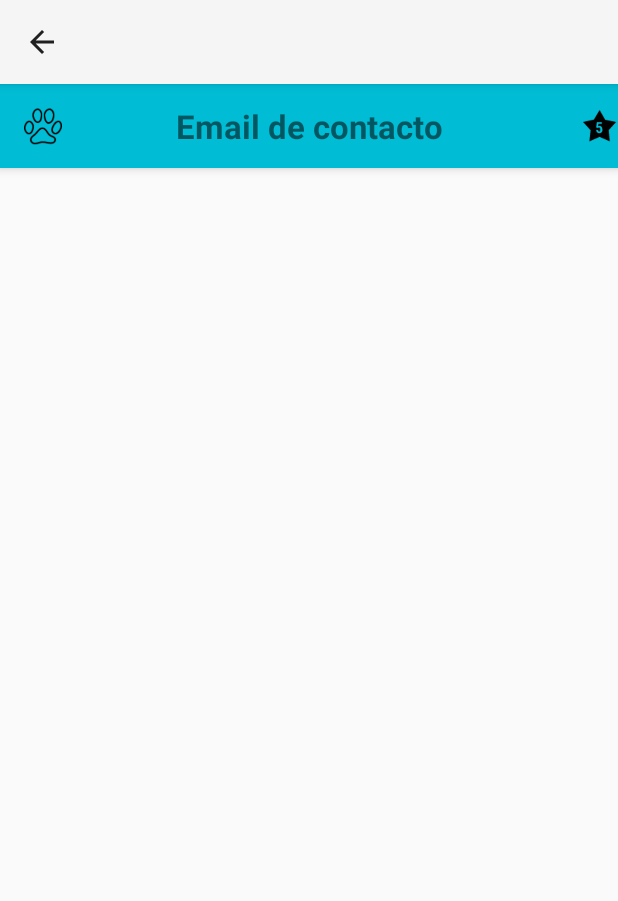
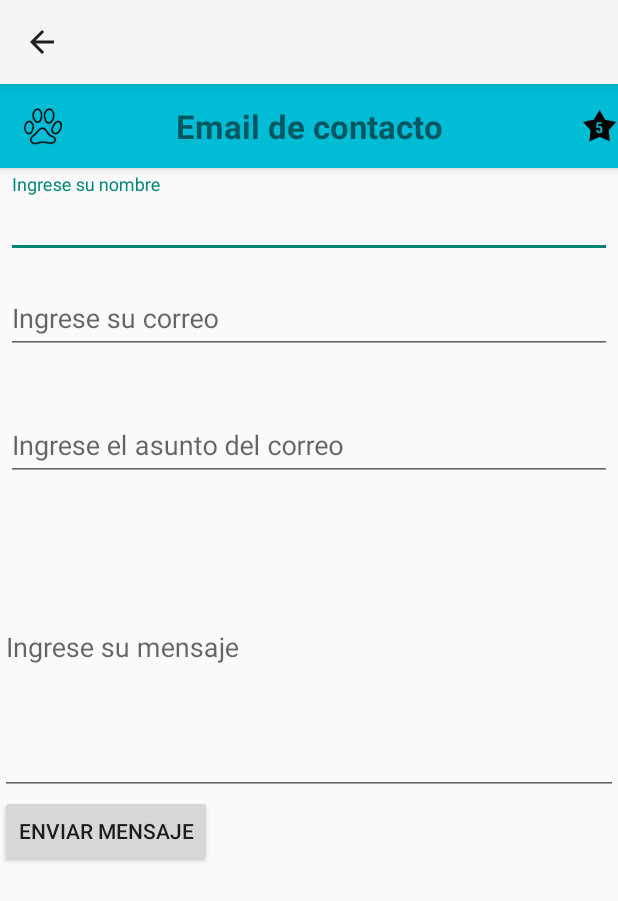
Before and after one commit to VictorMoraB/Petagram, an Android app: the ContactarActivity screen opened directly, with no data from a screen before it, on a phone screen of 412 x 824 dp. Shown: the top 901 px of the screen. Run offline under Robolectric (Android 15) with nearby library versions, the phone set to English and light mode, and no system bars; libraries missing offline, so code that uses them is left out: javax.mail; 1 statement that could not run was skipped.

Commit message:
Layout enviar correo implementado

```diff
--- a/app/build.gradle
+++ b/app/build.gradle
@@ -45,5 +45,6 @@ dependencies {
     compile 'com.android.support.constraint:constraint-layout:1.0.1'
     compile 'com.android.support:cardview-v7:25.3.1'
     compile 'com.android.support:recyclerview-v7:25.3.1'
+    compile 'com.android.support:design:25.3.1'
     testCompile 'junit:junit:4.12'
 }
--- a/app/src/main/java/com/mora/victor/petagram/ContactarActivity.java
+++ b/app/src/main/java/com/mora/victor/petagram/ContactarActivity.java
@@ -1,6 +1,7 @@
 package com.mora.victor.petagram;
 
 import android.os.AsyncTask;
+import android.support.design.widget.TextInputEditText;
 import android.support.v7.app.AppCompatActivity;
 import android.os.Bundle;
 import android.support.v7.widget.Toolbar;
@@ -16,6 +17,10 @@ public class ContactarActivity extends AppCompatActivity implements View.OnClick
 
     private Toolbar myActionbar;
     private TextView tituloActionBar;
+    private TextInputEditText tiNombre;
+    private TextInputEditText tiCorreo;
+    private TextInputEditText tiAsunto;
+    private TextInputEditText tiMensaje;
     private Button btnSendEmail;
 
     @Override
@@ -32,6 +37,11 @@ public class ContactarActivity extends AppCompatActivity implements View.OnClick
         tituloActionBar.setText(getString(R.string.titulo_actionBar_contacto));
         //habiliatar la navegacion de regreso al padre
         getSupportActionBar().setDisplayHomeAsUpEnabled(true);
+
+        tiNombre = (TextInputEditText)findViewById(R.id.txtNombreContactar);
+        tiCorreo = (TextInputEditText)findViewById(R.id.txtCorreoContactar);
+        tiAsunto = (TextInputEditText)findViewById(R.id.txtAsuntoContactar);
+        tiMensaje = (TextInputEditText)findViewById(R.id.txtMensajeContactar);
 
         btnSendEmail = (Button) findViewById(R.id.btnSendEmail);
         btnSendEmail.setOnClickListener(this);
--- a/app/src/main/res/layout/activity_bio_desarrolador.xml
+++ b/app/src/main/res/layout/activity_bio_desarrolador.xml
@@ -59,7 +59,7 @@
                 android:id="@+id/ivContactoEmail"
                 android:layout_width="@dimen/icons_size"
                 android:layout_height="@dimen/icons_size"
-                android:src="@mipmap/ic_action_mail"
+                android:src="@drawable/ic_action_mail"
                 android:layout_gravity="center_vertical"
                 android:layout_weight="1"/>
             <ImageView
--- a/app/src/main/res/layout/activity_contactar.xml
+++ b/app/src/main/res/layout/activity_contactar.xml
@@ -11,11 +11,97 @@
         android:id="@+id/miActionBarContactar"
         layout="@layout/actionbar">
     </include>
+<LinearLayout
+    android:layout_width="match_parent"
+    android:layout_height="match_parent"
+    android:layout_below="@id/miActionBarContactar"
+    android:orientation="vertical">
+
+    <!--Sección nombre de la persona realizando el contacto-->
+    <android.support.design.widget.TextInputLayout
+        android:layout_width="match_parent"
+        android:layout_height="wrap_content"
+        app:hintAnimationEnabled="true"
+        android:padding="@dimen/padding_contactar">
+
+        <android.support.design.widget.TextInputEditText
+            android:id="@+id/txtNombreContactar"
+            android:layout_width="match_parent"
+            android:layout_height="wrap_content"
+            android:hint="@string/txtNombreContactar"
+            android:lines="1"
+            android:maxLines="1"
+            >
+
+        </android.support.design.widget.TextInputEditText>
+
+    </android.support.design.widget.TextInputLayout>
+
+    <!--Sección correo al cual contactar-->
+    <android.support.design.widget.TextInputLayout
+        android:layout_width="match_parent"
+        android:layout_height="wrap_content"
+        app:hintAnimationEnabled="true"
+        android:padding="@dimen/padding_contactar"
+        app:errorEnabled="true"
+        >
+
+        <android.support.design.widget.TextInputEditText
+            android:id="@+id/txtCorreoContactar"
+            android:layout_width="match_parent"
+            android:layout_height="wrap_content"
+            android:hint="@string/txtCorreoContactar"
+            android:lines="1"
+            android:inputType="textEmailAddress"
+            >
+
+        </android.support.design.widget.TextInputEditText>
+
+    </android.support.design.widget.TextInputLayout>
+
+    <!--Sección para el asunto del correo-->
+    <android.support.design.widget.TextInputLayout
+        android:layout_width="match_parent"
+        android:layout_height="wrap_content"
+        app:hintAnimationEnabled="true"
+        android:padding="@dimen/padding_contactar">
+
+        <android.support.design.widget.TextInputEditText
+            android:id="@+id/txtAsuntoContactar"
+            android:layout_width="match_parent"
+            android:layout_height="wrap_content"
+            android:hint="@string/txtAsuntoCorreo"
+            android:lines="1">
+
+        </android.support.design.widget.TextInputEditText>
+
+    </android.support.design.widget.TextInputLayout>
+
+    <!--Sección para el cuerpo del mensaje-->
+    <android.support.design.widget.TextInputLayout
+        android:layout_width="match_parent"
+        android:layout_height="wrap_content"
+        app:hintAnimationEnabled="true">
+
+        <android.support.design.widget.TextInputEditText
+            android:id="@+id/txtMensajeContactar"
+            android:layout_width="match_parent"
+            android:layout_height="wrap_content"
+            android:hint="@string/txtMensajeCorreo"
+            android:lines="8">
+
+        </android.support.design.widget.TextInputEditText>
+
+    </android.support.design.widget.TextInputLayout>
 
     <Button
         android:id="@+id/btnSendEmail"
         android:layout_width="wrap_content"
         android:layout_height="wrap_content"
-        android:text="Send"/>
+        android:text="@string/btnEnviarMensaje"/>
+
+</LinearLayout>
+
+
 
 </RelativeLayout>
--- a/app/src/main/res/values/dimens.xml
+++ b/app/src/main/res/values/dimens.xml
@@ -13,4 +13,6 @@
 
     <dimen name="circle_bio_size">100dp</dimen>
     <dimen name="icons_size">40dp</dimen>
+
+    <dimen name="padding_contactar">4dp</dimen>
 </resources>
--- a/app/src/main/res/values/strings.xml
+++ b/app/src/main/res/values/strings.xml
@@ -28,4 +28,11 @@
     </string>
     <string name="contacto_email_bio">Contacto por email</string>
     <string name="contacto_tele_bio">Contacto por telefono</string>
+
+    <!--Textos de la actividad de enviar correo de contacto-->
+    <string name="btnEnviarMensaje">Enviar mensaje</string>
+    <string name="txtNombreContactar">Ingrese su nombre</string>
+    <string name="txtCorreoContactar">Ingrese su correo</string>
+    <string name="txtAsuntoCorreo">Ingrese el asunto del correo</string>
+    <string name="txtMensajeCorreo">Ingrese su mensaje</string>
 </resources>
```
Also changed, not shown: app/src/main/res/drawable-hdpi/ic_action_mail.png (added), app/src/main/res/drawable-mdpi/ic_action_mail.png (added), app/src/main/res/drawable-xhdpi/ic_action_mail.png (added), app/src/main/res/drawable-xxhdpi/ic_action_mail.png (added), app/src/main/res/drawable-xxxhdpi/ic_action_mail.png (added).
